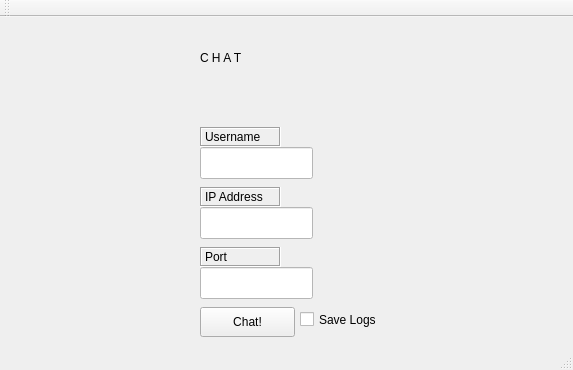
This is ClientUI-rev/Chat/chat.ui in Tmanthegamer/LinuxChatSystems as Qt 5 draws it before an edit. The edited form follows.
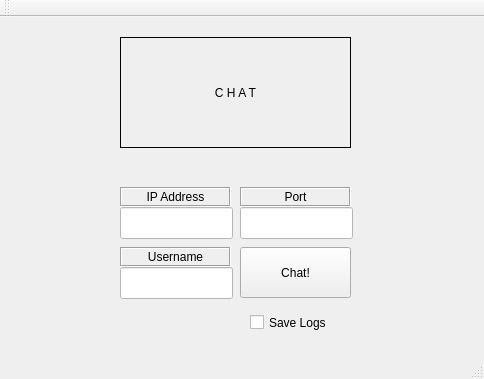
This is the edited form.

Commit message: Update front page GUI.

Patch:
```diff
--- a/ClientUI-rev/Chat/chat.ui
+++ b/ClientUI-rev/Chat/chat.ui
@@ -6,8 +6,8 @@
    <rect>
     <x>0</x>
     <y>0</y>
-    <width>573</width>
-    <height>370</height>
+    <width>484</width>
+    <height>379</height>
    </rect>
   </property>
   <property name="windowTitle">
@@ -36,7 +36,7 @@
      <widget class="QLineEdit" name="lineEdit_ip">
       <property name="geometry">
        <rect>
-        <x>190</x>
+        <x>110</x>
         <y>200</y>
         <width>113</width>
         <height>32</height>
@@ -52,9 +52,9 @@
      <widget class="QLabel" name="label_ip">
       <property name="geometry">
        <rect>
-        <x>190</x>
+        <x>110</x>
         <y>180</y>
-        <width>81</width>
+        <width>111</width>
         <height>20</height>
        </rect>
       </property>
@@ -70,14 +70,17 @@
       <property name="text">
        <string>IP Address</string>
       </property>
+      <property name="alignment">
+       <set>Qt::AlignCenter</set>
+      </property>
      </widget>
      <widget class="QPushButton" name="pushButton_chat">
       <property name="geometry">
        <rect>
-        <x>190</x>
-        <y>300</y>
-        <width>95</width>
-        <height>30</height>
+        <x>230</x>
+        <y>240</y>
+        <width>111</width>
+        <height>51</height>
        </rect>
       </property>
       <property name="styleSheet">
@@ -90,9 +93,9 @@
      <widget class="QLabel" name="label_username">
       <property name="geometry">
        <rect>
-        <x>190</x>
-        <y>120</y>
-        <width>81</width>
+        <x>110</x>
+        <y>240</y>
+        <width>111</width>
         <height>20</height>
        </rect>
       </property>
@@ -111,13 +114,16 @@
       <property name="text">
        <string>Username</string>
       </property>
+      <property name="alignment">
+       <set>Qt::AlignCenter</set>
+      </property>
      </widget>
      <widget class="QLabel" name="label_port">
       <property name="geometry">
        <rect>
-        <x>190</x>
-        <y>240</y>
-        <width>81</width>
+        <x>230</x>
+        <y>180</y>
+        <width>111</width>
         <height>20</height>
        </rect>
       </property>
@@ -133,28 +139,37 @@
       <property name="text">
        <string>Port</string>
       </property>
+      <property name="alignment">
+       <set>Qt::AlignCenter</set>
+      </property>
      </widget>
      <widget class="QLabel" name="label_title">
       <property name="geometry">
        <rect>
-        <x>190</x>
+        <x>110</x>
         <y>30</y>
-        <width>321</width>
-        <height>41</height>
+        <width>231</width>
+        <height>111</height>
        </rect>
       </property>
       <property name="styleSheet">
        <string notr="true">font: 32pt &quot;VL Gothic&quot;;</string>
       </property>
+      <property name="frameShape">
+       <enum>QFrame::Box</enum>
+      </property>
       <property name="text">
        <string>C H A T</string>
       </property>
+      <property name="alignment">
+       <set>Qt::AlignCenter</set>
+      </property>
      </widget>
      <widget class="QLineEdit" name="lineEdit_port">
       <property name="geometry">
        <rect>
-        <x>190</x>
-        <y>260</y>
+        <x>230</x>
+        <y>200</y>
         <width>113</width>
         <height>32</height>
        </rect>
@@ -169,8 +184,8 @@
      <widget class="QLineEdit" name="lineEdit_username">
       <property name="geometry">
        <rect>
-        <x>190</x>
-        <y>140</y>
+        <x>110</x>
+        <y>260</y>
         <width>113</width>
         <height>32</height>
        </rect>
@@ -185,17 +200,17 @@
        <bool>false</bool>
       </property>
      </widget>
-     <widget class="QLabel" name="label_error">
+     <widget class="QLabel" name="label_tag">
       <property name="geometry">
        <rect>
-        <x>190</x>
-        <y>100</y>
-        <width>261</width>
+        <x>110</x>
+        <y>150</y>
+        <width>271</width>
         <height>20</height>
        </rect>
       </property>
       <property name="styleSheet">
-       <string notr="true"/>
+       <string notr="true">text-color: rgb(255, 0, 0);</string>
       </property>
       <property name="text">
        <string/>
@@ -204,16 +219,32 @@
      <widget class="QCheckBox" name="checkBox_logs">
       <property name="geometry">
        <rect>
-        <x>290</x>
+        <x>240</x>
         <y>300</y>
-        <width>95</width>
-        <height>25</height>
+        <width>131</width>
+        <height>31</height>
        </rect>
       </property>
       <property name="text">
        <string>Save Logs</string>
       </property>
      </widget>
+     <widget class="QLabel" name="label_error">
+      <property name="geometry">
+       <rect>
+        <x>60</x>
+        <y>150</y>
+        <width>341</width>
+        <height>20</height>
+       </rect>
+      </property>
+      <property name="text">
+       <string/>
+      </property>
+      <property name="alignment">
+       <set>Qt::AlignCenter</set>
+      </property>
+     </widget>
     </widget>
     <widget class="QWidget" name="page_2">
      <widget class="QListWidget" name="listWidget_users">
@@ -339,6 +370,15 @@
     </widget>
    </widget>
   </widget>
+  <widget class="QToolBar" name="mainToolBar">
+   <attribute name="toolBarArea">
+    <enum>TopToolBarArea</enum>
+   </attribute>
+   <attribute name="toolBarBreak">
+    <bool>false</bool>
+   </attribute>
+  </widget>
+  <widget class="QStatusBar" name="statusBar"/>
   <widget class="QMenuBar" name="menuBar">
    <property name="geometry">
     <rect>
@@ -349,15 +389,6 @@
     </rect>
    </property>
   </widget>
-  <widget class="QToolBar" name="mainToolBar">
-   <attribute name="toolBarArea">
-    <enum>TopToolBarArea</enum>
-   </attribute>
-   <attribute name="toolBarBreak">
-    <bool>false</bool>
-   </attribute>
-  </widget>
-  <widget class="QStatusBar" name="statusBar"/>
  </widget>
  <layoutdefault spacing="6" margin="11"/>
  <resources/>
```
Left out of the diff: 44 changed lines with no effect on the pictures. The commit also changes 5 other files.
